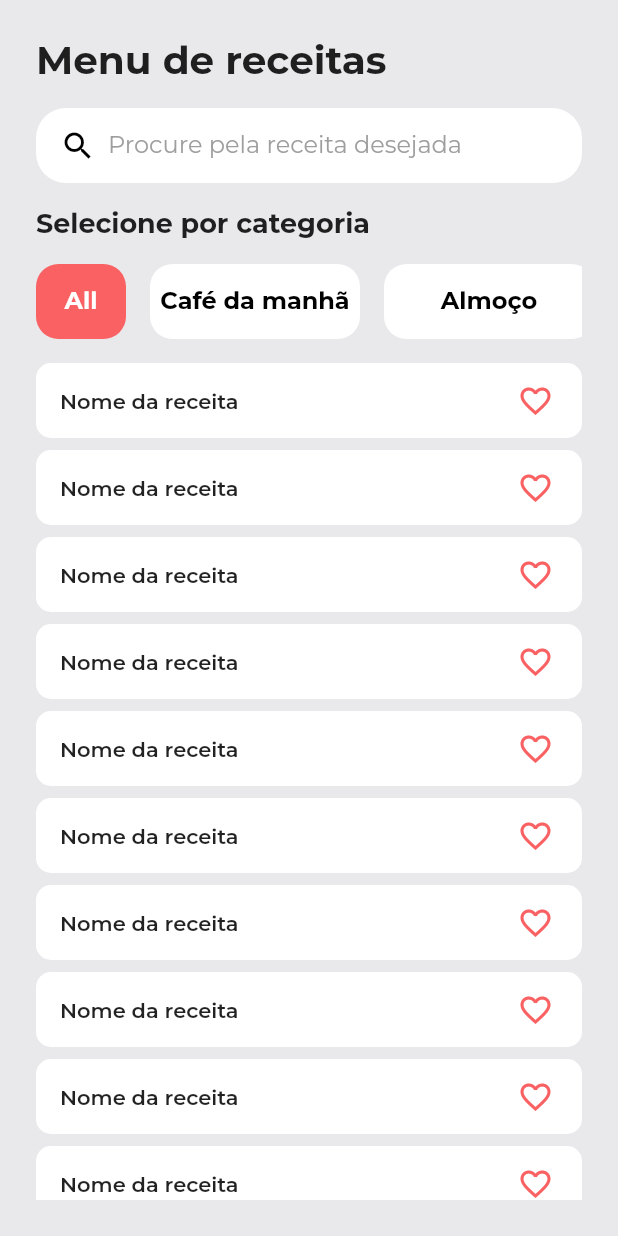
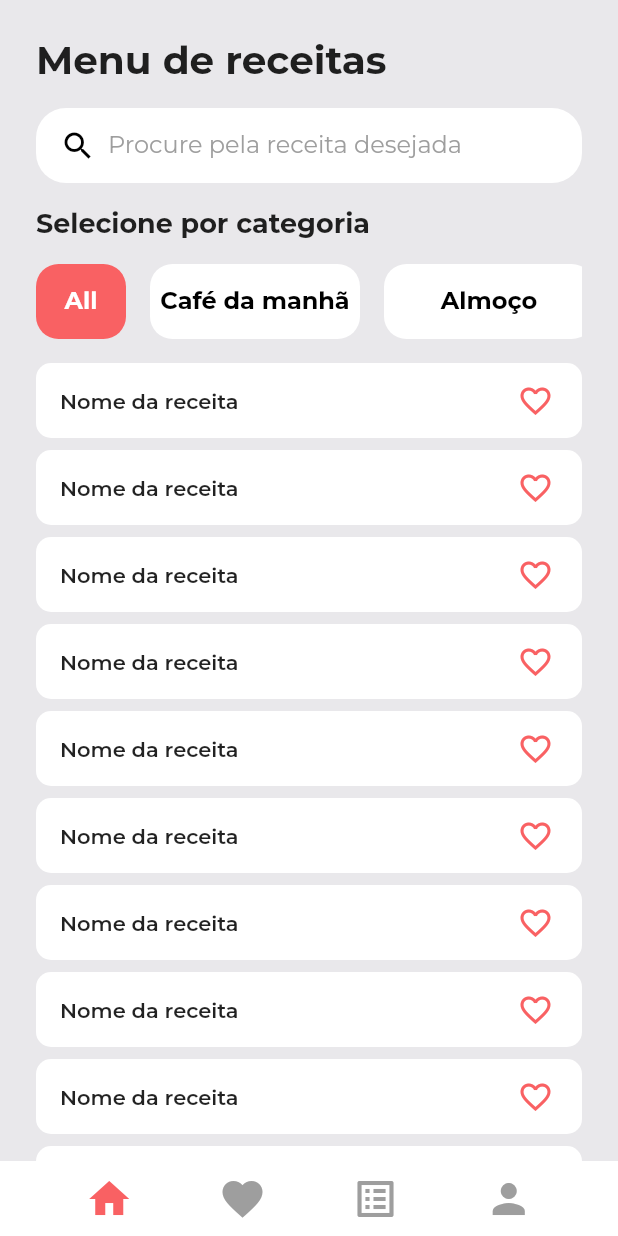
Before and after one commit to hendriksonpetzold/food_recipe_app, a Flutter app: the screen it shows after launch, after a tap on "Iniciar", on a phone screen of 412 x 824 dp. Run offline on Flutter 3.47's test engine with Material 2 defaults, Android fonts, the phone set to English and light mode, and no system bars; our stand-ins replace get, google_fonts.

Commit message:
feat: initial page with botton navigation bar

```diff
--- a/lib/config/routes.dart
+++ b/lib/config/routes.dart
@@ -1,10 +1,10 @@
-import 'package:food_recipe_app/pages/home/home_page.dart';
+import 'package:food_recipe_app/pages/initial/initial_page.dart';
 import 'package:food_recipe_app/pages/on_boarding/on_boarding_page.dart';
 import 'package:get/get.dart';
 
 class Routes {
   static final List<GetPage> routes = [
     GetPage(name: '/', page: () => const OnBoardingPage()),
-    GetPage(name: '/home_page', page: () => HomePage()),
+    GetPage(name: '/initial_page', page: () => InitialPage()),
   ];
 }
--- /dev/null
+++ b/lib/enums/bottom_bar_pages_enum.dart
@@ -0,0 +1,6 @@
+enum BottomBarPagesEnum {
+  home,
+  favorite,
+  myRecipes,
+  profile,
+}
--- /dev/null
+++ b/lib/pages/favorite/favorite_page.dart
@@ -0,0 +1,15 @@
+import 'package:flutter/material.dart';
+
+class FavoritePage extends StatelessWidget {
+  const FavoritePage({Key? key}) : super(key: key);
+
+  @override
+  Widget build(BuildContext context) {
+    return Scaffold(
+      appBar: AppBar(
+        title: const Text('Favorite'),
+      ),
+      body: Container(),
+    );
+  }
+}
--- a/lib/pages/home/components/home_recipe_list_view.dart
+++ b/lib/pages/home/components/home_recipe_list_view.dart
@@ -14,7 +14,7 @@ class HomeRecipeListView extends StatelessWidget {
             children: [
               GestureDetector(
                 onTap: () {},
-                child: HomeRecipeCard(),
+                child: const HomeRecipeCard(),
               ),
               const SizedBox(
                 height: 8,
--- a/lib/pages/home/home_page.dart
+++ b/lib/pages/home/home_page.dart
@@ -1,5 +1,5 @@
 import 'package:flutter/material.dart';
-import 'package:food_recipe_app/pages/home/components/home_recipe_card.dart';
+
 import 'package:food_recipe_app/pages/home/components/home_recipe_list_view.dart';
 import 'package:food_recipe_app/pages/home/components/home_search_form_field.dart';
 import 'package:food_recipe_app/pages/home/components/home_select_recipe_type.dart';
@@ -17,7 +17,11 @@ class HomePage extends StatelessWidget {
       backgroundColor: AppColors.backGroundColor,
       body: SafeArea(
         child: Padding(
-          padding: const EdgeInsets.all(24),
+          padding: const EdgeInsets.only(
+            top: 24,
+            left: 24,
+            right: 24,
+          ),
           child: Column(
             crossAxisAlignment: CrossAxisAlignment.start,
             children: [
--- /dev/null
+++ b/lib/pages/initial/components/custom_bottom_navigation_bar.dart
@@ -0,0 +1,63 @@
+import 'package:flutter/material.dart';
+import 'package:food_recipe_app/enums/bottom_bar_pages_enum.dart';
+import 'package:food_recipe_app/pages/initial/components/custom_bottom_navigation_bar_icon.dart';
+import 'package:food_recipe_app/pages/initial/initial_controller.dart';
+import 'package:get/get.dart';
+
+class CustomBottomNavigationBar extends GetView<InitialController> {
+  const CustomBottomNavigationBar({Key? key}) : super(key: key);
+
+  @override
+  Widget build(BuildContext context) {
+    return Container(
+      height: 50,
+      width: double.infinity,
+      color: Colors.white,
+      child: Obx(
+        () {
+          return Row(
+            mainAxisAlignment: MainAxisAlignment.spaceEvenly,
+            children: [
+              CustomBottomNavigationBarIcon(
+                onTap: () {
+                  controller.changePage(BottomBarPagesEnum.home);
+                },
+                icon: Icons.home,
+                isSelected: controller.checkActivePage(
+                  page: BottomBarPagesEnum.home,
+                ),
+              ),
+              CustomBottomNavigationBarIcon(
+                onTap: () {
+                  controller.changePage(BottomBarPagesEnum.favorite);
+                },
+                icon: Icons.favorite,
+                isSelected: controller.checkActivePage(
+                  page: BottomBarPagesEnum.favorite,
+                ),
+              ),
+              CustomBottomNavigationBarIcon(
+                onTap: () {
+                  controller.changePage(BottomBarPagesEnum.myRecipes);
+                },
+                icon: Icons.list_alt,
+                isSelected: controller.checkActivePage(
+                  page: BottomBarPagesEnum.myRecipes,
+                ),
+              ),
+              CustomBottomNavigationBarIcon(
+                onTap: () {
+                  controller.changePage(BottomBarPagesEnum.profile);
+                },
+                icon: Icons.person,
+                isSelected: controller.checkActivePage(
+                  page: BottomBarPagesEnum.profile,
+                ),
+              ),
+            ],
+          );
+        },
+      ),
+    );
+  }
+}
--- /dev/null
+++ b/lib/pages/initial/components/custom_bottom_navigation_bar_icon.dart
@@ -0,0 +1,27 @@
+import 'package:flutter/material.dart';
+import 'package:food_recipe_app/style/app_colors.dart';
+import 'package:get/get.dart';
+
+class CustomBottomNavigationBarIcon extends StatelessWidget {
+  final IconData icon;
+  final RxBool isSelected;
+  final void Function()? onTap;
+  const CustomBottomNavigationBarIcon({
+    Key? key,
+    required this.onTap,
+    required this.icon,
+    required this.isSelected,
+  }) : super(key: key);
+
+  @override
+  Widget build(BuildContext context) {
+    return GestureDetector(
+      onTap: onTap,
+      child: Icon(
+        icon,
+        size: 32,
+        color: isSelected.value ? AppColors.accentColor : Colors.grey,
+      ),
+    );
+  }
+}
--- /dev/null
+++ b/lib/pages/initial/initial_controller.dart
@@ -0,0 +1,38 @@
+import 'package:food_recipe_app/enums/bottom_bar_pages_enum.dart';
+
+import 'package:get/get.dart';
+
+class InitialController extends GetxController {
+  final Rx<BottomBarPagesEnum> _activePage =
+      Rx<BottomBarPagesEnum>(BottomBarPagesEnum.home);
+
+  BottomBarPagesEnum get activePage => _activePage.value;
+
+  void changePage(BottomBarPagesEnum page) {
+    _activePage.value = page;
+  }
+
+  RxBool checkActivePage({required BottomBarPagesEnum page}) {
+    if (page == _activePage.value) return RxBool(true);
+    return RxBool(false);
+  }
+
+  int getPageIndex() {
+    switch (_activePage.value) {
+      case BottomBarPagesEnum.home:
+        return 0;
+
+      case BottomBarPagesEnum.favorite:
+        return 1;
+
+      case BottomBarPagesEnum.myRecipes:
+        return 2;
+
+      case BottomBarPagesEnum.profile:
+        return 3;
+
+      default:
+        return 0;
+    }
+  }
+}
--- /dev/null
+++ b/lib/pages/initial/initial_page.dart
@@ -0,0 +1,33 @@
+import 'package:flutter/material.dart';
+import 'package:food_recipe_app/pages/favorite/favorite_page.dart';
+import 'package:food_recipe_app/pages/home/home_page.dart';
+import 'package:food_recipe_app/pages/initial/components/custom_bottom_navigation_bar.dart';
+import 'package:food_recipe_app/pages/initial/initial_controller.dart';
+import 'package:food_recipe_app/pages/my_recipes/my_recipes_page.dart';
+import 'package:food_recipe_app/pages/profile/profile_page.dart';
+
+import 'package:get/get.dart';
+
+class InitialPage extends StatelessWidget {
+  InitialPage({Key? key}) : super(key: key);
+  final InitialController controller = Get.put(InitialController());
+  @override
+  Widget build(BuildContext context) {
+    return Scaffold(
+      body: Obx(
+        () {
+          return IndexedStack(
+            index: controller.getPageIndex(),
+            children: [
+              HomePage(),
+              const FavoritePage(),
+              const MyRecipesPage(),
+              const ProfilePage(),
+            ],
+          );
+        },
+      ),
+      bottomNavigationBar: const CustomBottomNavigationBar(),
+    );
+  }
+}
--- /dev/null
+++ b/lib/pages/my_recipes/my_recipes_page.dart
@@ -0,0 +1,15 @@
+import 'package:flutter/material.dart';
+
+class MyRecipesPage extends StatelessWidget {
+  const MyRecipesPage({Key? key}) : super(key: key);
+
+  @override
+  Widget build(BuildContext context) {
+    return Scaffold(
+      appBar: AppBar(
+        title: const Text('My recipes'),
+      ),
+      body: Container(),
+    );
+  }
+}
--- a/lib/pages/on_boarding/on_boarding_page.dart
+++ b/lib/pages/on_boarding/on_boarding_page.dart
@@ -50,7 +50,7 @@ class OnBoardingPage extends StatelessWidget {
                   isSelected: RxBool(true),
                   label: 'Iniciar',
                   onTap: () {
-                    Get.toNamed('/home_page');
+                    Get.toNamed('/initial_page');
                   },
                 ),
               ],
--- /dev/null
+++ b/lib/pages/profile/profile_page.dart
@@ -0,0 +1,15 @@
+import 'package:flutter/material.dart';
+
+class ProfilePage extends StatelessWidget {
+  const ProfilePage({Key? key}) : super(key: key);
+
+  @override
+  Widget build(BuildContext context) {
+    return Scaffold(
+      appBar: AppBar(
+        title: const Text('Profile'),
+      ),
+      body: Container(),
+    );
+  }
+}
```
